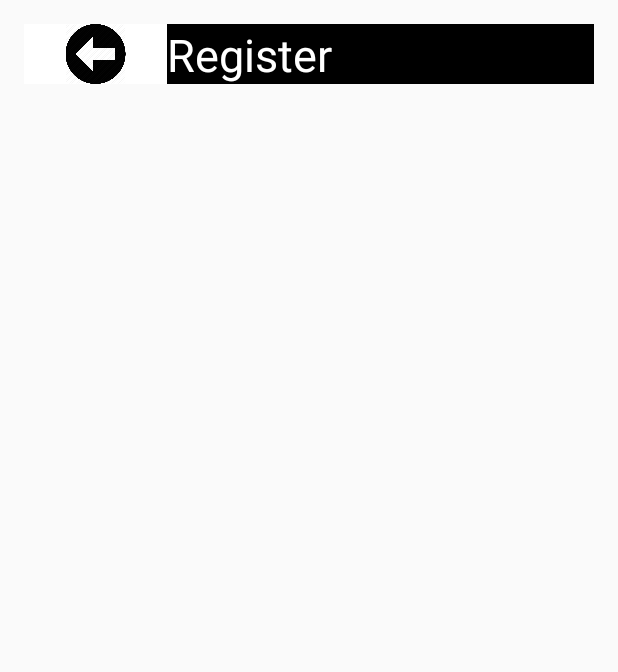
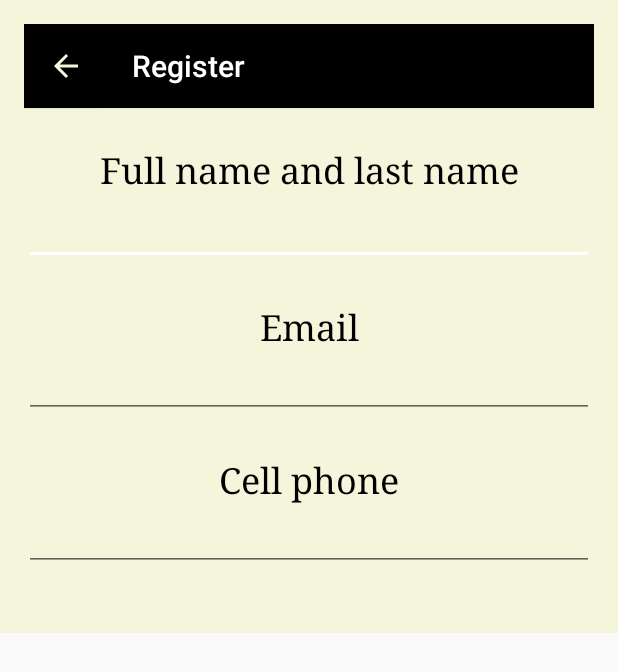
Before and after one commit to rainerr19/SportsONbeta, an Android app: the register screen opened directly, with no data from a screen before it, on a phone screen of 412 x 824 dp. Shown: the top 672 px of the screen. Run offline under Robolectric (Android 15) with nearby library versions, the phone set to English and light mode, and no system bars.

Commit message:
mejoras
Se agrego icono y se mejoro el register activity

```diff
--- a/app/src/main/AndroidManifest.xml
+++ b/app/src/main/AndroidManifest.xml
@@ -5,6 +5,7 @@
     <uses-permission android:name="android.permission.INTERNET" />
 
     <application
+
         android:allowBackup="true"
         android:icon="@mipmap/ic_launcher"
         android:label="@string/app_name"
@@ -17,7 +18,8 @@
                 <category android:name="android.intent.category.LAUNCHER" />
             </intent-filter>
         </activity>
-        <activity android:name="register"></activity>
+        <activity android:name=".register"
+            android:parentActivityName=".Intro"></activity>
     </application>
 
 </manifest>
--- a/app/src/main/java/com/example/sportson/sportsonbeta/register.java
+++ b/app/src/main/java/com/example/sportson/sportsonbeta/register.java
@@ -1,7 +1,9 @@
 package com.example.sportson.sportsonbeta;
 
+import android.support.annotation.StringRes;
 import android.support.v7.app.AppCompatActivity;
 import android.os.Bundle;
+import android.support.v7.widget.Toolbar;
 
 public class register extends AppCompatActivity {
 
@@ -9,5 +11,9 @@ public class register extends AppCompatActivity {
     protected void onCreate(Bundle savedInstanceState) {
         super.onCreate(savedInstanceState);
         setContentView(R.layout.activity_register);
+        Toolbar myToolbar = (Toolbar) findViewById(R.id.toolbar2);
+        setSupportActionBar(myToolbar);
+        getSupportActionBar().setTitle(R.string.reg);// titulo
+        getSupportActionBar().setDisplayHomeAsUpEnabled(true);//boton de retorno
     }
 }
--- a/app/src/main/res/layout/activity_intro.xml
+++ b/app/src/main/res/layout/activity_intro.xml
@@ -121,7 +121,8 @@
 
             <Space
                 android:layout_width="match_parent"
-                android:layout_height="60dp" />
+                android:background="@color/colorBone"
+                android:layout_height="102dp" />
 
         </LinearLayout>
 
--- a/app/src/main/res/layout/activity_register.xml
+++ b/app/src/main/res/layout/activity_register.xml
@@ -1,10 +1,10 @@
 <?xml version="1.0" encoding="utf-8"?>
 <ScrollView xmlns:android="http://schemas.android.com/apk/res/android"
     xmlns:app="http://schemas.android.com/apk/res-auto"
+    android:layout_width="match_parent"
+    android:layout_height="wrap_content" >
+<LinearLayout
     xmlns:tools="http://schemas.android.com/tools"
-    android:layout_width="match_parent"
-    android:layout_height="wrap_content">
-    <LinearLayout
     android:id="@+id/activity_register"
     android:layout_width="match_parent"
     android:layout_height="wrap_content"
@@ -13,52 +13,94 @@
     android:paddingRight="@dimen/activity_horizontal_margin"
     android:paddingTop="@dimen/activity_vertical_margin"
     tools:context="com.example.sportson.sportsonbeta.register"
-        android:orientation="vertical">
+    android:orientation="vertical"
+    android:background="@color/colorBone">
 
-        <LinearLayout
-            android:orientation="horizontal"
-            android:layout_width="match_parent"
-            android:background="@android:color/black"
-            android:layout_height="40dp"
-            tools:ignore="DisableBaselineAlignment">
 
-            <LinearLayout
-                android:orientation="horizontal"
-                android:layout_width="wrap_content"
-                android:layout_height="wrap_content"
-                android:layout_weight="3"
-                android:background="@android:color/white">
-
-                <ImageView
-                    android:layout_width="wrap_content"
-                    android:layout_height="wrap_content"
-                    app:srcCompat="@drawable/arrow_back"
-                    android:id="@+id/imageView2"
-                    android:layout_weight="1" />
-            </LinearLayout>
-
-            <LinearLayout
-                android:orientation="horizontal"
+    <android.support.v7.widget.Toolbar
         android:layout_width="match_parent"
         android:layout_height="wrap_content"
-                android:layout_weight="1"
-                android:baselineAligned="false">
-
-                <TextView
-                    android:layout_width="wrap_content"
-                    android:layout_height="wrap_content"
-                    android:id="@+id/textReg"
-                    android:layout_weight="1"
-                    android:textSize="30sp"
-                    android:textColor="@android:color/white"
-                    android:text="@string/reg" />
-            </LinearLayout>
-        </LinearLayout>
+        android:background="@android:color/black"
+        android:theme="?attr/actionBarTheme"
+        android:minHeight="?attr/actionBarSize"
+        android:id="@+id/toolbar2"
+        android:elevation="1dp"
+        app:subtitleTextColor="@android:color/white"
+        app:titleTextColor="@android:color/white"
+        app:theme="@style/ToolbarColoredBackArrow"
+        app:title="@string/reg"
+        app:collapseIcon="?android:attr/homeAsUpIndicator" />
 
     <LinearLayout
         android:orientation="vertical"
         android:layout_width="match_parent"
-            android:layout_height="match_parent"></LinearLayout>
+        android:layout_height="wrap_content">
 
+        <Space
+            android:layout_width="match_parent"
+            android:layout_height="25dp" />
+
+        <TextView
+            android:layout_width="match_parent"
+            android:layout_height="wrap_content"
+            android:id="@+id/textView"
+            android:text="@string/name"
+            android:textAppearance="@style/TextAppearance.AppCompat.Large"
+            android:fontFamily="serif"
+            android:textSize="24sp"
+            android:textColor="@android:color/black"
+            android:textAlignment="center" />
+
+        <EditText
+            android:layout_width="match_parent"
+            android:layout_height="wrap_content"
+            android:ems="10"
+            android:id="@+id/NameEdit"
+            android:inputType="textPersonName"
+            android:textSize="20sp" />
+        <Space
+            android:layout_width="match_parent"
+            android:layout_height="25dp" />
+        <TextView
+            android:text="@string/email"
+            android:layout_width="match_parent"
+            android:layout_height="wrap_content"
+            android:id="@+id/textView2"
+            android:textAppearance="@style/TextAppearance.AppCompat.Large"
+            android:textSize="24sp"
+            android:textAlignment="center"
+            android:textColor="@android:color/black"
+            android:fontFamily="serif" />
+
+        <EditText
+            android:layout_width="match_parent"
+            android:layout_height="wrap_content"
+            android:inputType="textEmailAddress"
+            android:ems="10"
+            android:id="@+id/editText2" />
+        <Space
+            android:layout_width="match_parent"
+            android:layout_height="25dp" />
+        <TextView
+            android:text="@string/cel"
+            android:layout_width="match_parent"
+            android:layout_height="wrap_content"
+            android:id="@+id/textView3"
+            android:textAppearance="@style/TextAppearance.AppCompat.Large"
+            android:textAlignment="center"
+            android:fontFamily="serif"
+            android:textSize="24sp"
+            android:textColor="@android:color/black" />
+
+        <EditText
+            android:layout_width="match_parent"
+            android:layout_height="wrap_content"
+            android:inputType="phone"
+            android:ems="10"
+            android:id="@+id/editText3" />
+        <Space
+            android:layout_width="match_parent"
+            android:layout_height="25dp" />
+    </LinearLayout>
 </LinearLayout>
 </ScrollView>
--- a/app/src/main/res/values/strings.xml
+++ b/app/src/main/res/values/strings.xml
@@ -8,4 +8,7 @@
     <string name="btn2">Create New Account</string>
     <string name="space"> ------------ Or ------------ </string>
     <string name="reg">Register</string>
+    <string name="name">Full name and last name</string>
+    <string name="email">Email</string>
+    <string name="cel">Cell phone</string>
 </resources>
--- a/app/src/main/res/values/styles.xml
+++ b/app/src/main/res/values/styles.xml
@@ -7,5 +7,8 @@
         <item name="colorPrimaryDark">@color/colorPrimaryDark</item>
         <item name="colorAccent">@color/colorAccent</item>
     </style>
+    <style name="ToolbarColoredBackArrow" parent="AppTheme">
+        <item name="android:textColorSecondary">@color/colorBone</item>
+    </style>
 
 </resources>
```
Also changed, not shown: app/src/main/ic_launcher-web.png (added), app/src/main/res/drawable/arrow_back.png (deleted), app/src/main/res/drawable/sprtonicon.png (added), app/src/main/res/mipmap-hdpi/ic_launcher.png, app/src/main/res/mipmap-mdpi/ic_launcher.png, app/src/main/res/mipmap-xhdpi/ic_launcher.png, app/src/main/res/mipmap-xxhdpi/ic_launcher.png, app/src/main/res/mipmap-xxxhdpi/ic_launcher.png, 1 other file. Lines whose indentation alone changed are shown as unchanged.
